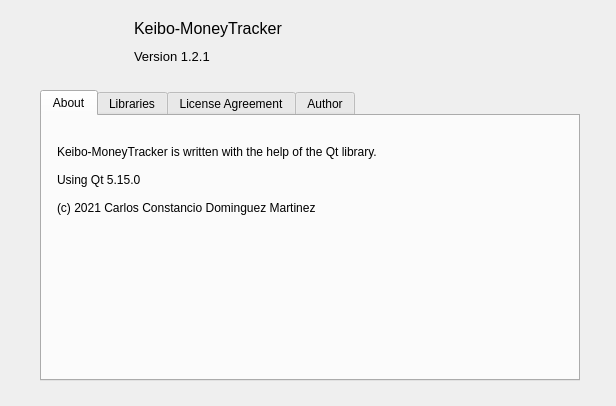
The window that keibomoneytracker/aboutdialog.ui (Carlos-CDM/Keibo-MoneyTracker) describes before a commit, drawn with Qt 5.
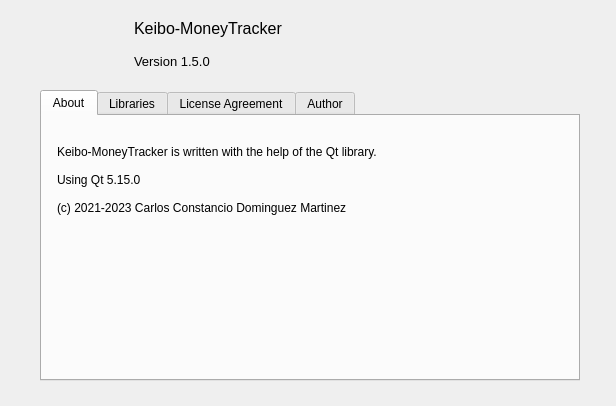
The same window after the commit. The open tabs and pages were chosen to show the change.

What changed in the file:
```diff
--- a/keibomoneytracker/aboutdialog.ui
+++ b/keibomoneytracker/aboutdialog.ui
@@ -50,7 +50,7 @@
 
 Using Qt 5.15.0
 
-(c) 2021 Carlos Constancio Dominguez Martinez</string>
+(c) 2021-2023 Carlos Constancio Dominguez Martinez</string>
      </property>
     </widget>
    </widget>
@@ -837,7 +837,7 @@
    <property name="geometry">
     <rect>
      <x>130</x>
-     <y>45</y>
+     <y>50</y>
      <width>171</width>
      <height>31</height>
     </rect>
@@ -858,7 +858,7 @@
     <number>0</number>
    </property>
    <property name="plainText">
-    <string>Version 1.2.1</string>
+    <string>Version 1.5.0</string>
    </property>
   </widget>
   <widget class="QGraphicsView" name="graphicsViewIcon">
```
Left out of the diff: 2 changed lines with no effect on the pictures.
